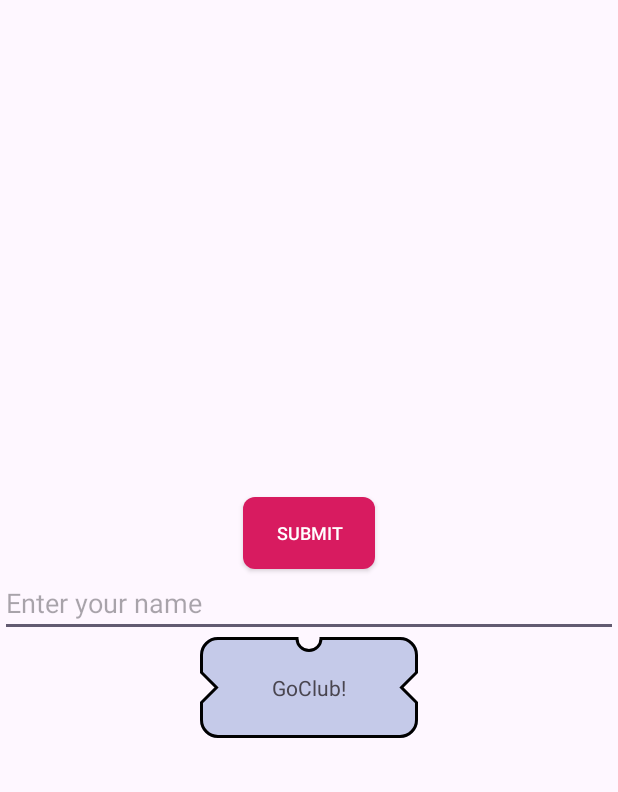
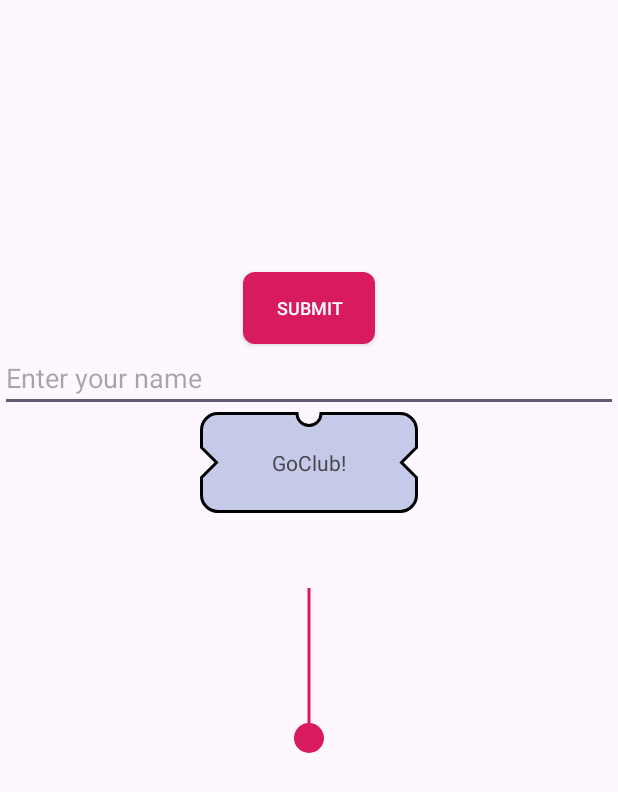
Before and after one commit to mfitrahrmd/DCD_Intermediate, an Android app: the layout activity_main.xml on its own in the app's theme, with its tools: preview values and no code run, on a phone screen of 412 x 824 dp. Shown: the top 792 px of the screen. Run offline under Robolectric (Android 15) with nearby library versions, the phone set to English and light mode, and no system bars.

Commit message:
custom clock view

```diff
--- a/app/build.gradle.kts
+++ b/app/build.gradle.kts
@@ -17,6 +17,9 @@ android {
         testInstrumentationRunner = "androidx.test.runner.AndroidJUnitRunner"
     }
 
+    buildFeatures {
+        viewBinding = true
+    }
     buildTypes {
         release {
             isMinifyEnabled = false
--- a/app/src/main/res/layout/activity_main.xml
+++ b/app/src/main/res/layout/activity_main.xml
@@ -19,8 +19,8 @@
         android:layout_width="match_parent"
         android:layout_height="wrap_content" />
 
-
     <com.mfitrahrmd.my.TicketTextView
+        android:id="@+id/ticket"
         android:layout_width="wrap_content"
         android:layout_height="wrap_content"
         android:paddingHorizontal="48dp"
@@ -28,4 +28,9 @@
         android:gravity="center"
         android:text="GoClub!" />
 
+    <com.mfitrahrmd.my.ClockView
+        android:id="@+id/clock"
+        android:layout_width="300dp"
+        android:layout_height="300dp" />
+
 </LinearLayout>
--- /dev/null
+++ b/my/src/main/java/com/mfitrahrmd/my/ClockView.kt
@@ -0,0 +1,65 @@
+package com.mfitrahrmd.my
+
+import android.animation.PropertyValuesHolder
+import android.animation.ValueAnimator
+import android.content.Context
+import android.graphics.Canvas
+import android.graphics.Paint
+import android.util.AttributeSet
+import android.view.View
+import android.view.animation.AccelerateDecelerateInterpolator
+import android.view.animation.LinearInterpolator
+import androidx.appcompat.widget.AppCompatButton
+import androidx.core.content.ContextCompat
+import kotlin.math.cos
+import kotlin.math.sin
+import kotlin.math.tan
+
+class ClockView @JvmOverloads constructor(
+    context: Context, attrs: AttributeSet? = null, defStyleAttr: Int = 0
+) : AppCompatButton(context, attrs, defStyleAttr) {
+    private var width: Int = 0
+    private var height: Int = 0
+    private var centerX: Float = 0f
+    private var centerY: Float = 0f
+    private val length: Float = 100f
+    private val paint = Paint().apply {
+        color = ContextCompat.getColor(context, R.color.pink_500)
+        strokeWidth = 2f.dpToPx()
+    }
+    private var second: Int = 0
+
+    fun animateClock() {
+        val valuesHolder = PropertyValuesHolder.ofInt(SECOND_VALUE_HOLDER, 0, 60)
+        ValueAnimator().apply {
+            setValues(valuesHolder)
+            duration = 60000
+            interpolator = LinearInterpolator()
+            addUpdateListener {
+                second = it.getAnimatedValue(SECOND_VALUE_HOLDER) as Int
+                invalidate()
+            }
+            start()
+        }
+    }
+
+    override fun onMeasure(widthMeasureSpec: Int, heightMeasureSpec: Int) {
+        super.onMeasure(widthMeasureSpec, heightMeasureSpec)
+        width = getDefaultSize(suggestedMinimumWidth, widthMeasureSpec)
+        height = getDefaultSize(suggestedMinimumWidth, widthMeasureSpec)
+        centerX = (width / 2).toFloat()
+        centerY = (width / 2).toFloat()
+    }
+
+    override fun onDraw(canvas: Canvas) {
+        super.onDraw(canvas)
+        val endX = centerX + (length.dpToPx() * sin(Math.toRadians(second*6.0))).toFloat()
+        val endY = centerY + (length.dpToPx() * -cos(Math.toRadians(second*6.0))).toFloat()
+        canvas.drawLine(centerX, centerY, endX, endY, paint)
+        canvas.drawCircle(centerX, centerY, 10f.dpToPx(), paint)
+    }
+
+    companion object {
+        const val SECOND_VALUE_HOLDER = "second"
+    }
+}
```
Also changed, not shown: app/src/main/java/com/mfitrahrmd/dcd_intermediate/MainActivity.kt (+15 -6 lines).
